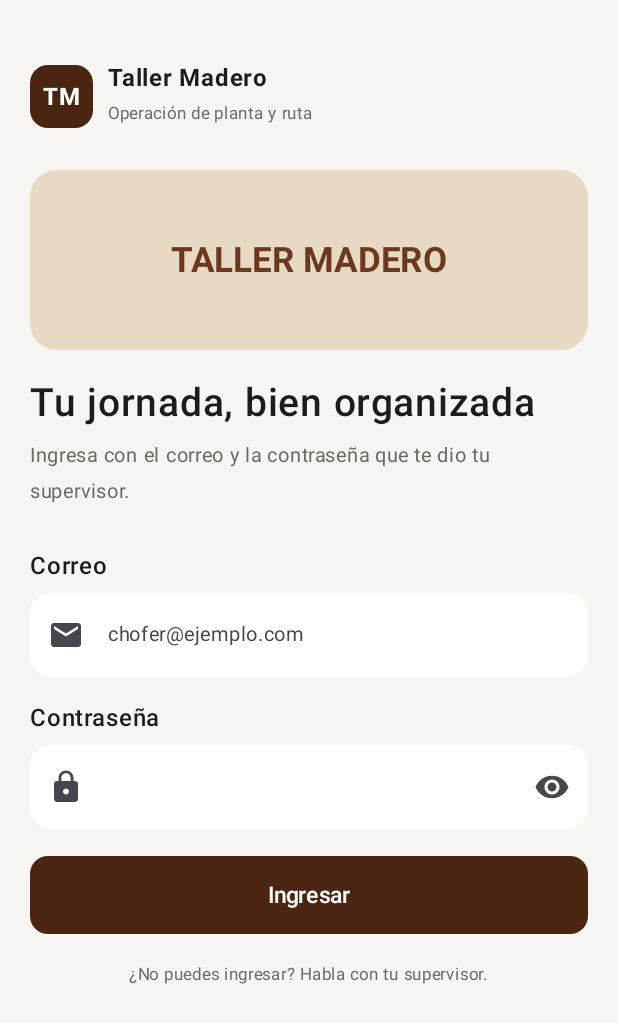
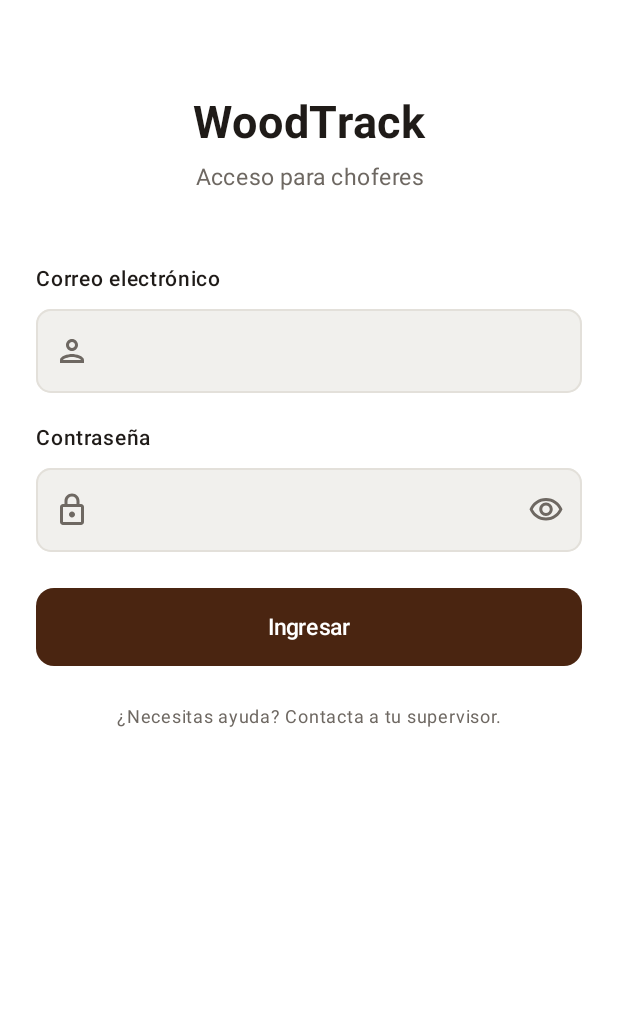
Before and after one commit to CrabF-ui/WoodTrack-App, an Android app built with Jetpack Compose: the screen it shows after launch (MainActivity), on a phone screen of 412 x 824 dp. Shown: the top 1023 px of the screen. Run offline under Robolectric (Android 15) with nearby library versions, the phone set to English and light mode, and no system bars.

Commit message:
feat: rediseño del login con estilo Figma (WOOD-64)

```diff
--- a/app/src/main/java/com/example/logistica/screens/LoginScreen.kt
+++ b/app/src/main/java/com/example/logistica/screens/LoginScreen.kt
@@ -8,24 +8,25 @@ import androidx.compose.foundation.text.KeyboardActions
 import androidx.compose.foundation.text.KeyboardOptions
 import androidx.compose.foundation.verticalScroll
 import androidx.compose.material.icons.Icons
-import androidx.compose.material.icons.filled.Email
-import androidx.compose.material.icons.filled.Lock
+import androidx.compose.material.icons.outlined.Lock
+import androidx.compose.material.icons.outlined.Person
+import androidx.compose.material.icons.outlined.Visibility
+import androidx.compose.material.icons.outlined.VisibilityOff
 import androidx.compose.material3.*
 import androidx.compose.runtime.*
 import androidx.compose.ui.Alignment
 import androidx.compose.ui.Modifier
-import androidx.compose.ui.graphics.Color
 import androidx.compose.ui.text.font.FontWeight
 import androidx.compose.ui.text.input.ImeAction
 import androidx.compose.ui.text.input.KeyboardType
 import androidx.compose.ui.text.input.PasswordVisualTransformation
+import androidx.compose.ui.text.input.VisualTransformation
+import androidx.compose.ui.text.style.TextAlign
 import androidx.compose.ui.unit.dp
 import androidx.compose.ui.unit.sp
 import com.example.logistica.components.PrimaryButton
+import com.example.logistica.components.coloresCampo
 import com.example.logistica.ui.theme.*
-import androidx.compose.material.icons.filled.Visibility
-import androidx.compose.material.icons.filled.VisibilityOff
-import androidx.compose.ui.text.input.VisualTransformation
 
 @Composable
 fun LoginScreen(
@@ -37,135 +38,101 @@ fun LoginScreen(
     var password by remember { mutableStateOf("") }
     var verPassword by remember { mutableStateOf(false) }
 
-    val colorescampo = OutlinedTextFieldDefaults.colors(
-        focusedBorderColor = Cafe,
-        unfocusedBorderColor = Blanco,
-        focusedContainerColor = Blanco,
-        unfocusedContainerColor = Blanco
-    )
-
     Column(
         modifier = Modifier
             .fillMaxSize()
-            .background(Fondo)
+            .background(Blanco)
             .statusBarsPadding()
             .navigationBarsPadding()   // no quedar debajo de ◁ ○ □
             .imePadding()              // subir cuando sale el teclado
             .verticalScroll(rememberScrollState())
-            .padding(20.dp)
+            .padding(horizontal = 24.dp)
     ) {
 
-        Spacer(Modifier.height(20.dp))
+        Spacer(Modifier.height(64.dp))
 
-        Row(verticalAlignment = Alignment.CenterVertically) {
+        // ---------- ENCABEZADO ----------
+        Text(
+            "WoodTrack",
+            fontSize = 30.sp,
+            fontWeight = FontWeight.Bold,
+            color = Texto,
+            textAlign = TextAlign.Center,
+            modifier = Modifier.fillMaxWidth()
+        )
 
-            Box(
-                modifier = Modifier
-                    .size(42.dp)
-                    .background(CafeOscuro, RoundedCornerShape(12.dp)),
-                contentAlignment = Alignment.Center
-            ) {
-                Text("TM", color = Blanco, fontWeight = FontWeight.Bold)
-            }
-
-            Spacer(Modifier.width(10.dp))
-
-            Column {
-                Text(
-                    "Taller Madero",
-                    fontWeight = FontWeight.Bold,
-                    color = Texto,
-                    fontSize = 16.sp
-                )
-                Text(
-                    "Operación de planta y ruta",
-                    color = TextoSecundario,
-                    fontSize = 11.sp
-                )
-            }
-        }
-
-        Spacer(Modifier.height(25.dp))
-
-        Box(
-            modifier = Modifier
-                .fillMaxWidth()
-                .height(120.dp)
-                .background(Color(0xFFE8D9C5), RoundedCornerShape(18.dp)),
-            contentAlignment = Alignment.Center
-        ) {
-            Text(
-                "TALLER MADERO",
-                color = Cafe,
-                fontSize = 23.sp,
-                fontWeight = FontWeight.Bold
-            )
-        }
-
-        Spacer(Modifier.height(20.dp))
+        Spacer(Modifier.height(6.dp))
 
         Text(
-            "Tu jornada, bien organizada",
-            fontSize = 26.sp,
-            color = Texto,
-            fontWeight = FontWeight.Medium,
-            lineHeight = 30.sp
+            "Acceso para choferes",
+            fontSize = 15.sp,
+            color = TextoSecundario,
+            textAlign = TextAlign.Center,
+            modifier = Modifier.fillMaxWidth()
         )
 
-        Spacer(Modifier.height(8.dp))
+        Spacer(Modifier.height(44.dp))
 
+        // ---------- CORREO ----------
         Text(
-            "Ingresa con el correo y la contraseña que te dio tu supervisor.",
-            color = TextoSecundario,
-            fontSize = 13.sp
+            "Correo electrónico",
+            fontWeight = FontWeight.SemiBold,
+            fontSize = 14.sp,
+            color = Texto
         )
-
-        Spacer(Modifier.height(25.dp))
-
-        Text("Correo", fontWeight = FontWeight.SemiBold)
 
         OutlinedTextField(
             value = correo,
             onValueChange = { correo = it },
             modifier = Modifier
                 .fillMaxWidth()
-                .padding(top = 6.dp),
+                .padding(top = 8.dp),
             singleLine = true,
-            placeholder = { Text("chofer@ejemplo.com", fontSize = 13.sp) },
-            leadingIcon = { Icon(Icons.Default.Email, null) },
+            leadingIcon = {
+                Icon(Icons.Outlined.Person, null, tint = TextoSecundario)
+            },
             keyboardOptions = KeyboardOptions(
                 keyboardType = KeyboardType.Email,
                 imeAction = ImeAction.Next
             ),
-            shape = RoundedCornerShape(14.dp),
-            colors = colorescampo
+            shape = RoundedCornerShape(10.dp),
+            colors = coloresCampo()
         )
 
-        Spacer(Modifier.height(15.dp))
-//CONTRASEÑA
-        Text("Contraseña", fontWeight = FontWeight.SemiBold)
+        Spacer(Modifier.height(18.dp))
+
+        // ---------- CONTRASEÑA ----------
+        Text(
+            "Contraseña",
+            fontWeight = FontWeight.SemiBold,
+            fontSize = 14.sp,
+            color = Texto
+        )
 
         OutlinedTextField(
             value = password,
             onValueChange = { password = it },
             modifier = Modifier
                 .fillMaxWidth()
-                .padding(top = 6.dp),
+                .padding(top = 8.dp),
             singleLine = true,
             visualTransformation = if (verPassword) {
                 VisualTransformation.None
             } else {
                 PasswordVisualTransformation()
             },
+            leadingIcon = {
+                Icon(Icons.Outlined.Lock, null, tint = TextoSecundario)
+            },
             trailingIcon = {
                 IconButton(onClick = { verPassword = !verPassword }) {
                     Icon(
-                        if (verPassword) Icons.Default.VisibilityOff else Icons.Default.Visibility,
-                        contentDescription = if (verPassword) "Ocultar contraseña" else "Mostrar contraseña"
+                        if (verPassword) Icons.Outlined.VisibilityOff else Icons.Outlined.Visibility,
+                        contentDescription = if (verPassword) "Ocultar contraseña" else "Mostrar contraseña",
+                        tint = TextoSecundario
                     )
                 }
             },
-            leadingIcon = { Icon(Icons.Default.Lock, null) },
             keyboardOptions = KeyboardOptions(
                 keyboardType = KeyboardType.Password,
                 imeAction = ImeAction.Done
@@ -176,34 +143,38 @@ fun LoginScreen(
                     if (!cargando) onLogin(correo, password)
                 }
             ),
-            shape = RoundedCornerShape(14.dp),
-            colors = colorescampo
+            shape = RoundedCornerShape(10.dp),
+            colors = coloresCampo()
         )
 
         if (mensajeError != null) {
             Text(
                 mensajeError,
                 color = Rojo,
-                fontSize = 12.sp,
-                modifier = Modifier.padding(top = 6.dp)
+                fontSize = 13.sp,
+                modifier = Modifier.padding(top = 8.dp)
             )
         }
 
-        Spacer(Modifier.height(18.dp))
+        Spacer(Modifier.height(24.dp))
 
+        // ---------- BOTÓN ----------
         PrimaryButton(if (cargando) "Ingresando..." else "Ingresar") {
             if (!cargando) {
                 onLogin(correo, password)
             }
         }
 
-        Spacer(Modifier.height(15.dp))
+        Spacer(Modifier.height(22.dp))
 
         Text(
-            "¿No puedes ingresar? Habla con tu supervisor.",
+            "¿Necesitas ayuda? Contacta a tu supervisor.",
             color = TextoSecundario,
-            fontSize = 11.sp,
-            modifier = Modifier.align(Alignment.CenterHorizontally)
+            fontSize = 12.sp,
+            textAlign = TextAlign.Center,
+            modifier = Modifier.fillMaxWidth()
         )
+
+        Spacer(Modifier.height(24.dp))
     }
 }
```
